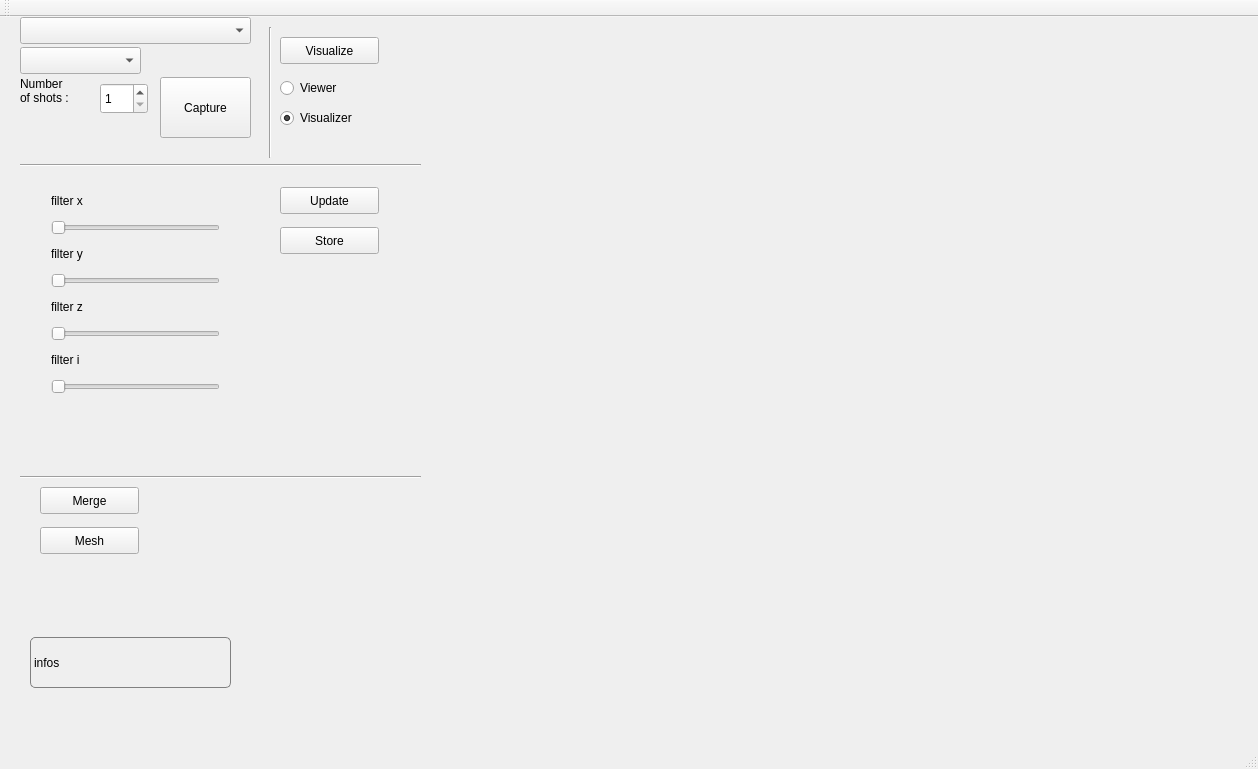
Above: Software/code/under_classes/tofUcblApp/mainwindow.ui from yanik-porto/3DfromTOF before the change. Below: the same form after it.
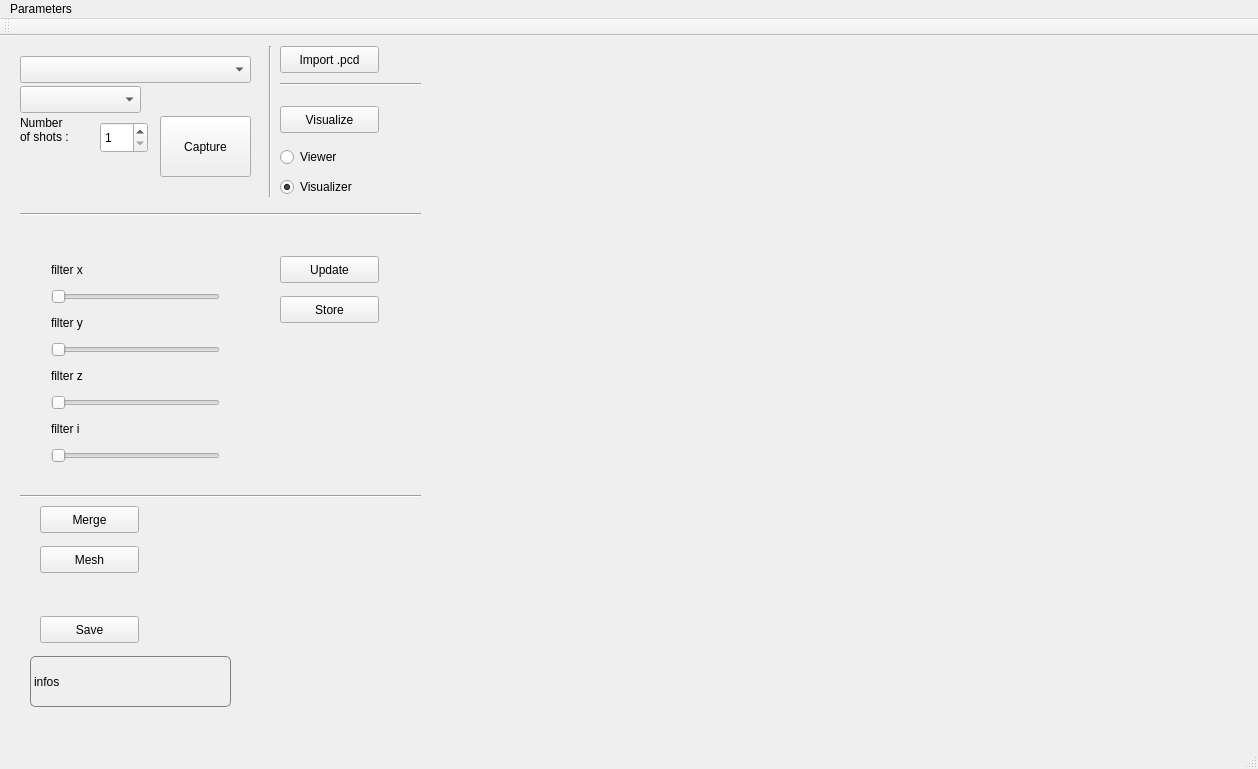
That is the form after the change. Custom widgets are drawn as their Qt base class.

What changed in the file:
```diff
--- a/Software/code/under_classes/tofUcblApp/mainwindow.ui
+++ b/Software/code/under_classes/tofUcblApp/mainwindow.ui
@@ -18,7 +18,7 @@
     <property name="geometry">
      <rect>
       <x>20</x>
-      <y>0</y>
+      <y>20</y>
       <width>231</width>
       <height>27</height>
      </rect>
@@ -28,7 +28,7 @@
     <property name="geometry">
      <rect>
       <x>160</x>
-      <y>60</y>
+      <y>80</y>
       <width>91</width>
       <height>61</height>
      </rect>
@@ -41,7 +41,7 @@
     <property name="geometry">
      <rect>
       <x>100</x>
-      <y>66</y>
+      <y>86</y>
       <width>48</width>
       <height>31</height>
      </rect>
@@ -57,7 +57,7 @@
     <property name="geometry">
      <rect>
       <x>280</x>
-      <y>20</y>
+      <y>70</y>
       <width>99</width>
       <height>27</height>
      </rect>
@@ -70,7 +70,7 @@
     <property name="geometry">
      <rect>
       <x>280</x>
-      <y>60</y>
+      <y>110</y>
       <width>117</width>
       <height>22</height>
      </rect>
@@ -86,7 +86,7 @@
     <property name="geometry">
      <rect>
       <x>280</x>
-      <y>90</y>
+      <y>140</y>
       <width>117</width>
       <height>22</height>
      </rect>
@@ -122,7 +122,7 @@
     <property name="geometry">
      <rect>
       <x>20</x>
-      <y>60</y>
+      <y>80</y>
       <width>121</width>
       <height>51</height>
      </rect>
@@ -146,7 +146,7 @@
       <x>260</x>
       <y>10</y>
       <width>20</width>
-      <height>131</height>
+      <height>151</height>
      </rect>
     </property>
     <property name="orientation">
@@ -157,7 +157,7 @@
     <property name="geometry">
      <rect>
       <x>20</x>
-      <y>140</y>
+      <y>170</y>
       <width>401</width>
       <height>16</height>
      </rect>
@@ -180,7 +180,7 @@
     <property name="geometry">
      <rect>
       <x>280</x>
-      <y>170</y>
+      <y>220</y>
       <width>99</width>
       <height>27</height>
      </rect>
@@ -193,7 +193,7 @@
     <property name="geometry">
      <rect>
       <x>280</x>
-      <y>210</y>
+      <y>260</y>
       <width>99</width>
       <height>27</height>
      </rect>
@@ -245,7 +245,7 @@
     <property name="geometry">
      <rect>
       <x>20</x>
-      <y>30</y>
+      <y>50</y>
       <width>121</width>
       <height>27</height>
      </rect>
@@ -255,7 +255,7 @@
     <property name="geometry">
      <rect>
       <x>40</x>
-      <y>160</y>
+      <y>210</y>
       <width>191</width>
       <height>228</height>
      </rect>
@@ -319,6 +319,45 @@
      </item>
     </layout>
    </widget>
+   <widget class="QPushButton" name="pushButton_save">
+    <property name="geometry">
+     <rect>
+      <x>40</x>
+      <y>580</y>
+      <width>99</width>
+      <height>27</height>
+     </rect>
+    </property>
+    <property name="text">
+     <string>Save</string>
+    </property>
+   </widget>
+   <widget class="QPushButton" name="pushButton_import">
+    <property name="geometry">
+     <rect>
+      <x>280</x>
+      <y>10</y>
+      <width>99</width>
+      <height>27</height>
+     </rect>
+    </property>
+    <property name="text">
+     <string>Import .pcd</string>
+    </property>
+   </widget>
+   <widget class="Line" name="line_4">
+    <property name="geometry">
+     <rect>
+      <x>280</x>
+      <y>40</y>
+      <width>141</width>
+      <height>16</height>
+     </rect>
+    </property>
+    <property name="orientation">
+     <enum>Qt::Horizontal</enum>
+    </property>
+   </widget>
   </widget>
   <widget class="QMenuBar" name="menuBar">
    <property name="geometry">
@@ -329,6 +368,13 @@
      <height>25</height>
     </rect>
    </property>
+   <widget class="QMenu" name="menuParameters">
+    <property name="title">
+     <string>Parameters</string>
+    </property>
+    <addaction name="actionDescription"/>
+   </widget>
+   <addaction name="menuParameters"/>
   </widget>
   <widget class="QToolBar" name="mainToolBar">
    <attribute name="toolBarArea">
```
Left out of the diff: 5 changed lines with no effect on the pictures.
